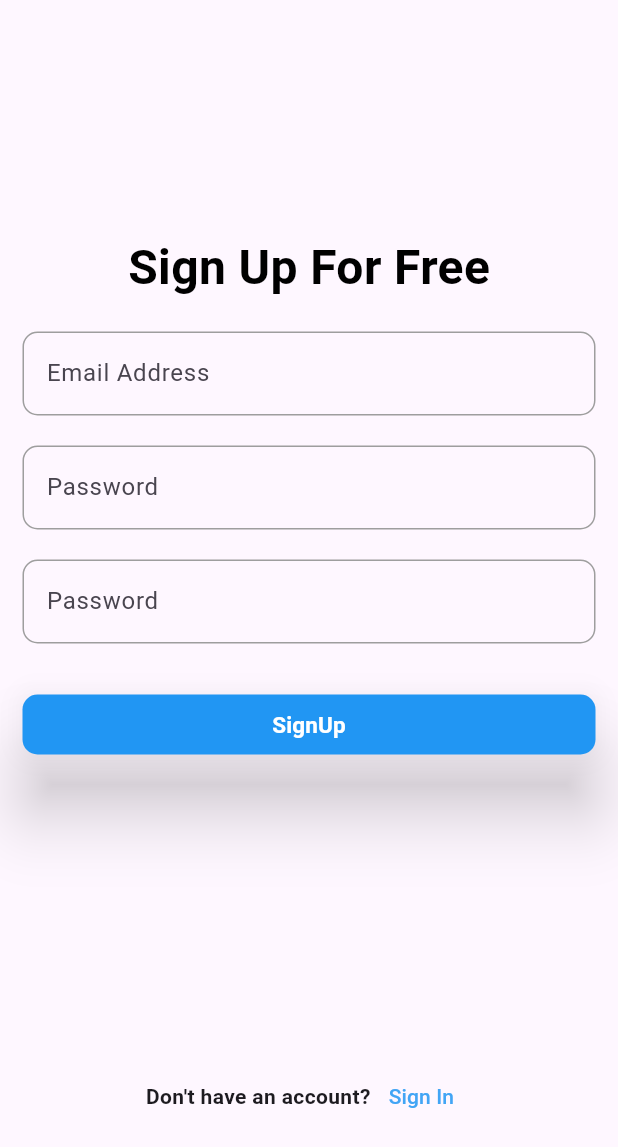
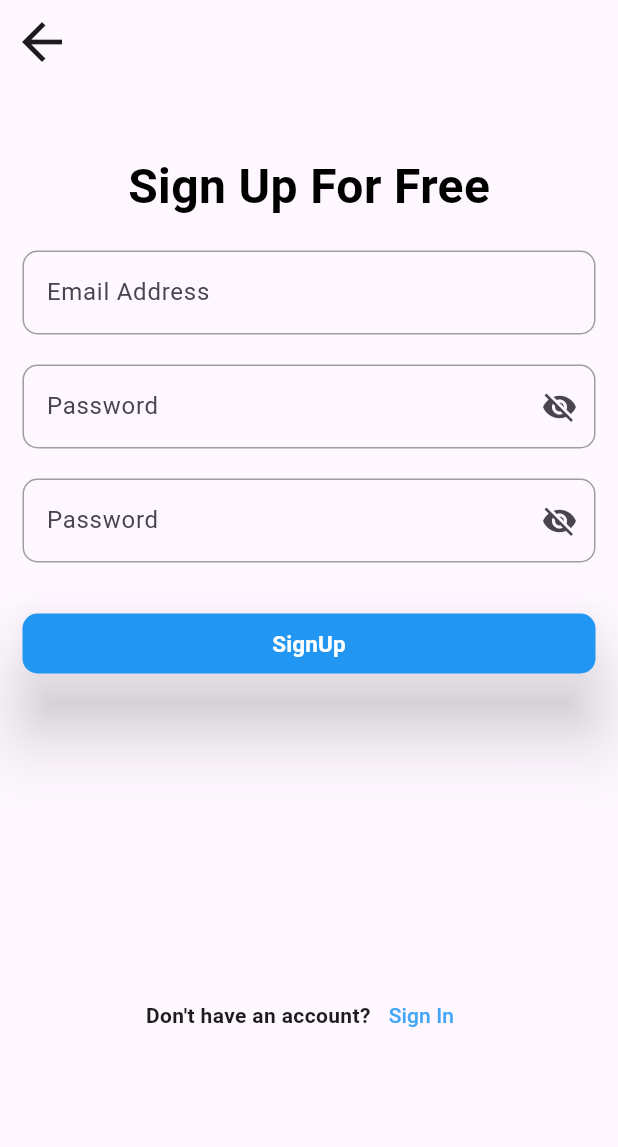
Before and after one commit to abilbabu/loginpagedemo, a Flutter app: the screen it shows after launch, after a tap on "SignUp", on a phone screen of 412 x 824 dp. Shown: the top 1147 px of the screen. Run offline on Flutter 3.47's test engine with Material 3 defaults, Android fonts, the phone set to English and light mode, and no system bars.

Commit message:
appbar and suffixicon

```diff
--- a/lib/view/signin/signin.dart
+++ b/lib/view/signin/signin.dart
@@ -14,10 +14,11 @@ class _SigninPageState extends State<SigninPage> {
   final TextEditingController emailController = TextEditingController();
   final TextEditingController passwordController = TextEditingController();
   final _formKey = GlobalKey<FormState>();
+  bool passwordVisible = false;
+
   @override
   void initState() {
     super.initState();
-    // If data is passed, initialize controllers with that data
     if (widget.storelist != null) {
       emailController.text = widget.storelist?['email'] ?? '';
       passwordController.text = widget.storelist?['password'] ?? '';
@@ -27,14 +28,22 @@ class _SigninPageState extends State<SigninPage> {
   @override
   Widget build(BuildContext context) {
     return Scaffold(
+      appBar: AppBar(
+        leading: IconButton(
+            onPressed: () {},
+            icon: Icon(
+              Icons.arrow_back,
+              size: 40,
+            )),
+      ),
       body: SingleChildScrollView(
-        child: Center(
         child: Container(
           padding: EdgeInsets.all(15),
           child: Column(
             mainAxisAlignment: MainAxisAlignment.start,
+            crossAxisAlignment: CrossAxisAlignment.start,
             children: [
-                SizedBox(height: 140),
+              SizedBox(height: 30),
               Text(
                 "Sign in to Your Account",
                 style: TextStyle(
@@ -75,11 +84,19 @@ class _SigninPageState extends State<SigninPage> {
                     SizedBox(height: 20),
                     TextFormField(
                       controller: passwordController,
-                        obscureText: true,
+                      obscureText: !passwordVisible,
                       decoration: InputDecoration(
                           hintText: "Your Password",
                           label: Text("Password"),
-                            // suffix: IconButton(onPressed: (){}, icon: Icon()),
+                          suffixIcon: IconButton(
+                              onPressed: () {
+                                setState(() {
+                                  passwordVisible = !passwordVisible;
+                                });
+                              },
+                              icon: Icon(passwordVisible
+                                  ? Icons.visibility
+                                  : Icons.visibility_off)),
                           enabledBorder: OutlineInputBorder(
                             borderRadius: BorderRadius.circular(10),
                             borderSide: BorderSide(color: Colors.grey),
@@ -129,8 +146,8 @@ class _SigninPageState extends State<SigninPage> {
                         style: ButtonStyle(
                           backgroundColor:
                               MaterialStateProperty.all(Colors.blue),
-                            shape: MaterialStateProperty.all(
-                                RoundedRectangleBorder(
+                          shape:
+                              MaterialStateProperty.all(RoundedRectangleBorder(
                             borderRadius: BorderRadius.circular(10),
                           )),
                           elevation: MaterialStateProperty.all(20),
@@ -184,7 +201,6 @@ class _SigninPageState extends State<SigninPage> {
           ),
         ),
       ),
-      ),
     );
   }
 }
--- a/lib/view/signup/singup.dart
+++ b/lib/view/signup/singup.dart
@@ -14,10 +14,26 @@ class _SignUpPageState extends State<SignUpPage> {
   final TextEditingController passwordConfirmedController =
       TextEditingController();
   final _formKey = GlobalKey<FormState>();
+  bool passwordVisible = false;
+  bool confirmPasswordVisible = false;
 
   @override
   Widget build(BuildContext context) {
     return Scaffold(
+      appBar: AppBar(
+        leading: IconButton(
+            onPressed: () {
+              Navigator.pushReplacement(
+                  context,
+                  MaterialPageRoute(
+                    builder: (context) => SigninPage(),
+                  ));
+            },
+            icon: Icon(
+              Icons.arrow_back,
+              size: 40,
+            )),
+      ),
       body: SingleChildScrollView(
         child: Center(
           child: Container(
@@ -25,7 +41,7 @@ class _SignUpPageState extends State<SignUpPage> {
             child: Column(
               mainAxisAlignment: MainAxisAlignment.start,
               children: [
-                SizedBox(height: 140),
+                SizedBox(height: 30),
                 Text(
                   "Sign Up For Free",
                   style: TextStyle(
@@ -66,10 +82,19 @@ class _SignUpPageState extends State<SignUpPage> {
                       SizedBox(height: 20),
                       TextFormField(
                         controller: passwordController,
-                        obscureText: true,
+                        obscureText: !passwordVisible,
                         decoration: InputDecoration(
                           hintText: "Your Password",
                           label: Text("Password"),
+                          suffixIcon: IconButton(
+                              onPressed: () {
+                                setState(() {
+                                  passwordVisible = !passwordVisible;
+                                });
+                              },
+                              icon: Icon(passwordVisible
+                                  ? Icons.visibility
+                                  : Icons.visibility_off)),
                           enabledBorder: OutlineInputBorder(
                             borderRadius: BorderRadius.circular(10),
                             borderSide: BorderSide(color: Colors.grey),
@@ -92,10 +117,19 @@ class _SignUpPageState extends State<SignUpPage> {
                       SizedBox(height: 20),
                       TextFormField(
                         controller: passwordConfirmedController,
-                        obscureText: true,
+                        obscureText: !passwordVisible,
                         decoration: InputDecoration(
                           hintText: "Your Conform Password",
                           label: Text("Password"),
+                          suffixIcon: IconButton(
+                              onPressed: () {
+                                setState(() {
+                                  passwordVisible = !passwordVisible;
+                                });
+                              },
+                              icon: Icon(passwordVisible
+                                  ? Icons.visibility
+                                  : Icons.visibility_off)),
                           enabledBorder: OutlineInputBorder(
                             borderRadius: BorderRadius.circular(10),
                             borderSide: BorderSide(color: Colors.grey),
```
Lines whose indentation alone changed are shown as unchanged.
